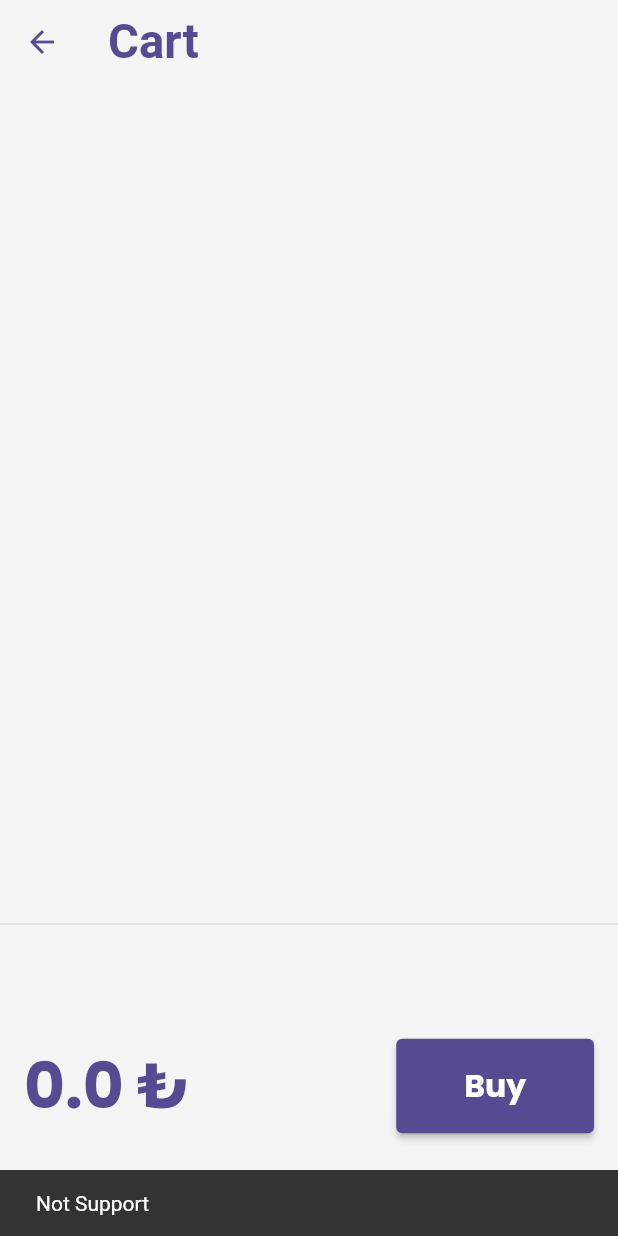
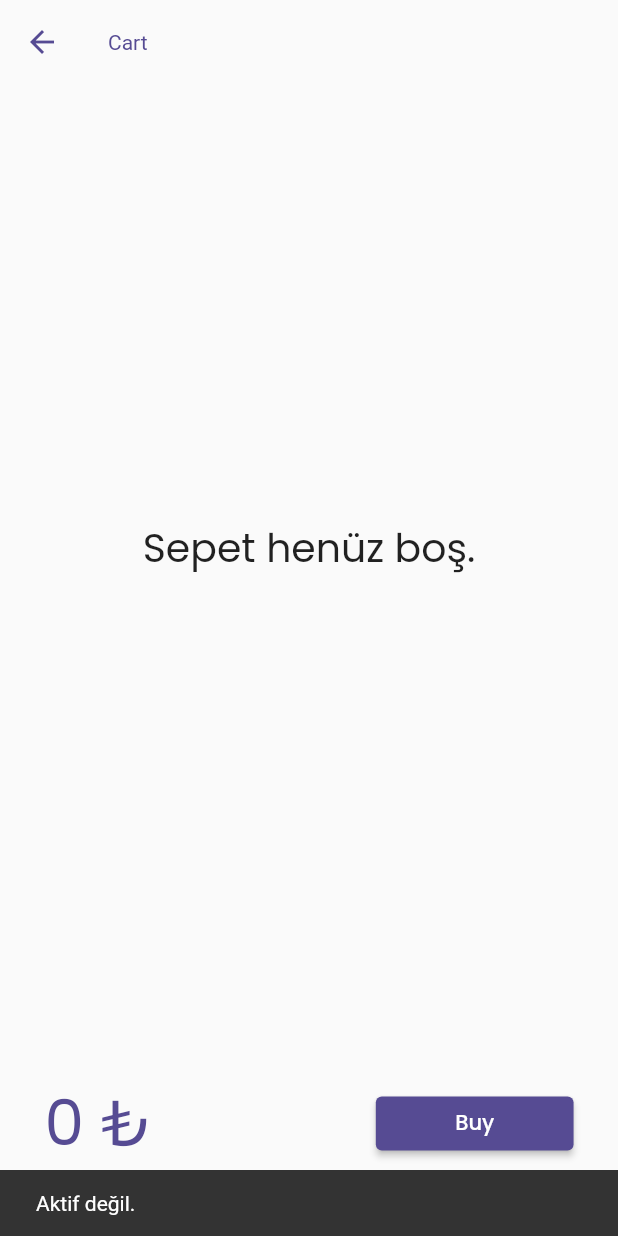
Before and after one commit to wirdes/flutter_store_app, a Flutter app: the CartPage screen opened by its route, after a tap on "Buy", on a phone screen of 412 x 824 dp. Run offline on Flutter 3.47's test engine with Material 2 defaults, Android fonts, the phone set to English and light mode, and no system bars; drawn by our look-alikes of velocity_x; our stand-ins replace google_fonts, snippet_coder_utils; network calls fail.

Commit message:
feat: :zap: Added cart storege: TODO usage redux

```diff
--- a/lib/core/store/store.dart
+++ b/lib/core/store/store.dart
@@ -1,7 +1,14 @@
+import 'package:flutter_store_app/models/cart.dart';
 import 'package:flutter_store_app/models/product.dart';
 import 'package:velocity_x/velocity_x.dart';
 
 class MyStore extends VxStore {
-  List<Product> cart = [];
-  double totalPrice = 0;
+  late CatalogModel catalog;
+  late CartModel cart;
+
+  MyStore() {
+    catalog = CatalogModel();
+    cart = CartModel();
+    cart.catalog = catalog;
+  }
 }
--- /dev/null
+++ b/lib/models/cart.dart
@@ -0,0 +1,42 @@
+import 'package:flutter_store_app/core/store/store.dart';
+import 'package:flutter_store_app/models/product.dart';
+import 'package:velocity_x/velocity_x.dart';
+
+class CartModel {
+  late CatalogModel _catalog;
+
+  final List<int> _itemIds = [];
+
+  CatalogModel get catalog => _catalog;
+
+  set catalog(CatalogModel newCatalog) {
+    assert(newCatalog != null);
+    _catalog = newCatalog;
+  }
+
+  List<Product> get items =>
+      _itemIds.map((id) => _catalog.getById(id)).toList();
+
+  num get totalPrice =>
+      items.fold(0, (total, current) => total + current.price);
+}
+
+class AddMutation extends VxMutation<MyStore> {
+  final Product item;
+
+  AddMutation(this.item);
+  @override
+  perform() {
+    store!.cart._itemIds.add(item.id);
+  }
+}
+
+class RemoveMutation extends VxMutation<MyStore> {
+  final Product item;
+
+  RemoveMutation(this.item);
+  @override
+  perform() {
+    store!.cart._itemIds.remove(item.id);
+  }
+}
--- a/lib/pages/cart/cart_page.dart
+++ b/lib/pages/cart/cart_page.dart
@@ -1,23 +1,22 @@
 import 'package:flutter/material.dart';
 import 'package:flutter_store_app/app_colors.dart';
+
 import 'package:flutter_store_app/core/store/store.dart';
+import 'package:flutter_store_app/models/cart.dart';
 import 'package:velocity_x/velocity_x.dart';
 
 class CartPage extends StatelessWidget {
-  CartPage({Key? key}) : super(key: key);
-  final MyStore store = VxState.store;
   @override
   Widget build(BuildContext context) {
     return Scaffold(
-      backgroundColor: creamColor,
+      backgroundColor: context.canvasColor,
       appBar: AppBar(
         backgroundColor: Colors.transparent,
-        title: "Cart".text.bold.xl4.make(),
+        title: "Cart".text.make(),
       ),
       body: Column(
         children: [
           _CartList().p32().expand(),
-          const Divider(),
           _CartTotal(),
         ],
       ),
@@ -26,55 +25,71 @@ class CartPage extends StatelessWidget {
 }
 
 class _CartTotal extends StatelessWidget {
-  final MyStore store = VxState.store;
   @override
   Widget build(BuildContext context) {
+    final CartModel _cart = (VxState.store as MyStore).cart;
     return SizedBox(
-        height: 200,
+      height: 150,
       child: Row(
-          mainAxisAlignment: MainAxisAlignment.spaceBetween,
+        mainAxisAlignment: MainAxisAlignment.spaceAround,
         children: [
-            (store.totalPrice.toString() + " ₺")
+          VxBuilder(
+            mutations: const {RemoveMutation},
+            builder: (context, _, _a) {
+              return (_cart.totalPrice.toDoubleStringAsFixed() + " ₺")
                   .text
+                  .xl5
                   .color(appPrimaryColor)
-                .bold
-                .xl5
-                .make()
-                .p16(),
+                  .make();
+            },
+          ),
           30.widthBox,
           ElevatedButton(
             onPressed: () {
-                      ScaffoldMessenger.of(context).showSnackBar(
-                          SnackBar(content: "Not Support".text.make()));
+              ScaffoldMessenger.of(context).showSnackBar(SnackBar(
+                content: "Aktif değil.".text.make(),
+              ));
             },
-                    child: "Buy".text.bold.xl2.make().p16())
-                .w32(context)
-                .p16()
+            child: "Buy".text.white.make(),
+          ).w32(context)
         ],
-        ));
+      ),
+    );
   }
 }
 
 class _CartList extends StatelessWidget {
-  _CartList({Key? key}) : super(key: key);
-  MyStore store = VxState.store;
-
   @override
   Widget build(BuildContext context) {
-    return ListView.builder(
-      itemCount: store.cart.length,
+    VxState.watch(context, on: [RemoveMutation]);
+    final CartModel _cart = (VxState.store as MyStore).cart;
+    return _cart.items.isEmpty
+        ? "Sepet henüz boş.".text.xl3.makeCentered()
+        : ListView.builder(
+            itemCount: _cart.items.length,
             itemBuilder: (context, index) => ListTile(
-        leading: const Icon(
-          Icons.done,
-          color: appPrimaryColor,
+              leading: SizedBox(
+                width: MediaQuery.of(context).size.width * 0.20,
+                child: Image.network(_cart.items[index].image)
+                    .box
+                    .rounded
+                    .color(creamColor)
+                    .make()
+                    .p4()
+                    .expand(),
               ),
               trailing: IconButton(
-            onPressed: () {},
                 icon: const Icon(
                   Icons.remove_circle_outline,
                   color: Colors.red,
-            )),
-        title: (store.cart[index].title).text.maxLines(1).make(),
+                ),
+                onPressed: () => RemoveMutation(_cart.items[index]),
+              ),
+              title: _cart.items[index].title.text
+                  .maxLines(2)
+                  .color(appPrimaryColor)
+                  .make()
+                  .p16(),
             ),
           );
   }
--- a/lib/services/api_service.dart
+++ b/lib/services/api_service.dart
@@ -16,6 +16,7 @@ class APIService {
       headers: requestHeaders,
     );
     if (response.statusCode == 200) {
+      CatalogModel.items = productFromJson(response.body);
       return productFromJson(response.body);
     } else {
       return [];
@@ -33,6 +34,7 @@ class APIService {
       headers: requestHeaders,
     );
     if (response.statusCode == 200) {
+      print(CatalogModel.items);
       return productFromJson(response.body);
     } else {
       return [];
```
Also changed, not shown: lib/components/item_widget.dart (+8 -9 lines), lib/core/store/mutations.dart (deleted, +0 -17 lines), lib/models/product.dart (+6 -14 lines), lib/pages/home/home_page.dart (+17 -24 lines), pubspec.lock, 1 other file. Lines whose indentation alone changed are shown as unchanged.
